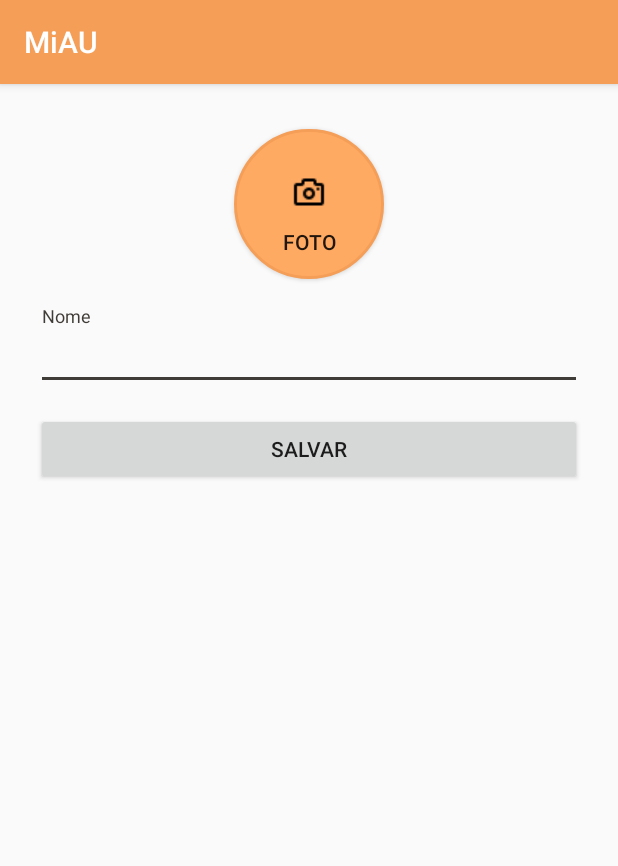
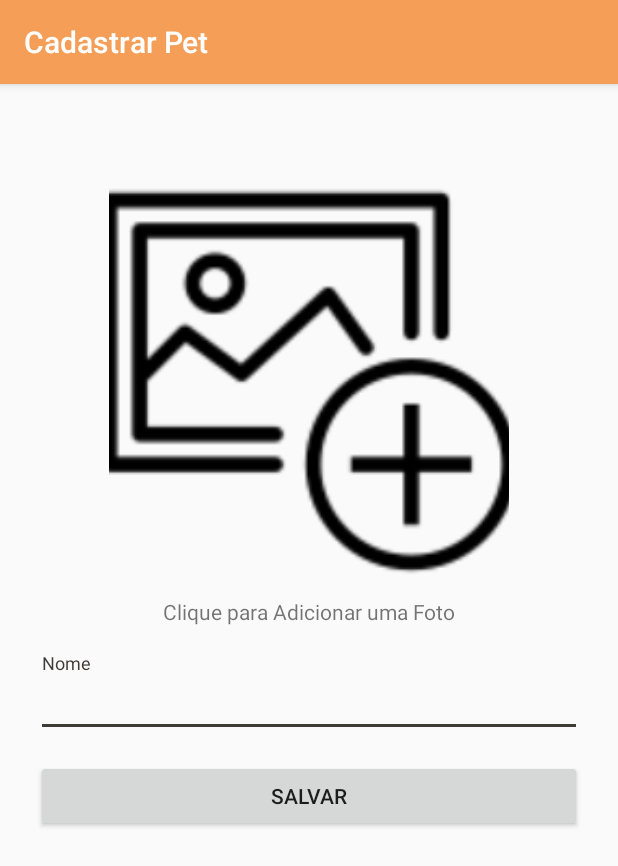
Before and after one commit to Pekorishia/MeuPET-APP, an Android app: the RegisterPetActivity screen opened directly, with no data from a screen before it, on a phone screen of 412 x 824 dp. Shown: the top 866 px of the screen. Run offline under Robolectric (Android 15) with nearby library versions, the phone set to English and light mode, and no system bars; our stand-ins replace Firebase (no records; nobody signed in at launch, a user with empty details on screens opened directly).

Commit message:
Added photo picking at the pet register activity

```diff
--- a/MeuPET/app/src/debug/res/values/google_maps_api.xml
+++ b/MeuPET/app/src/debug/res/values/google_maps_api.xml
@@ -20,5 +20,5 @@
     Once you have your key (it starts with "AIza"), replace the "google_maps_key"
     string in this file.
     -->
-    <string name="google_maps_key" templateMergeStrategy="preserve" translatable="false">AIzaSyB331jtHuAXVEPyNIyIbZE3U6r_8A05eCk</string>
+    <string name="google_maps_key" templateMergeStrategy="preserve" translatable="false">AIzaSyB20zgFw_9kYDuP17-pWM_f_JkGhRfcYnE</string>
 </resources>
--- a/MeuPET/app/src/main/res/layout/activity_register_pet.xml
+++ b/MeuPET/app/src/main/res/layout/activity_register_pet.xml
@@ -13,18 +13,37 @@
         android:paddingLeft="24dp"
         android:paddingRight="24dp">
 
-        <android.support.v7.widget.AppCompatButton
-            android:id="@+id/btPetImage"
-            android:layout_width="100dp"
-            android:layout_height="100dp"
+        <!--<android.support.v7.widget.AppCompatButton-->
+            <!--android:id="@+id/btPetImage"-->
+            <!--android:layout_width="100dp"-->
+            <!--android:layout_height="100dp"-->
+            <!--android:layout_marginTop="10dp"-->
+            <!--android:layout_marginBottom="10dp"-->
+            <!--android:layout_gravity="center"-->
+            <!--android:paddingTop="30dp"-->
+            <!--android:onClick="onImageButtonClick"-->
+            <!--android:background="@drawable/circle"-->
+            <!--android:drawableTop="@drawable/camera_icon"-->
+            <!--android:text="@string/pet_image_button_text"/>-->
+
+        <ImageView
+            android:id="@+id/ivPetPhoto"
+            android:layout_width="400px"
+            android:layout_height="460px"
             android:layout_marginTop="10dp"
-            android:layout_marginBottom="10dp"
+            android:layout_marginBottom="5dp"
             android:layout_gravity="center"
             android:paddingTop="30dp"
-            android:onClick="onImageButtonClick"
-            android:background="@drawable/circle"
-            android:drawableTop="@drawable/camera_icon"
-            android:text="@string/pet_image_button_text"/>
+            android:scaleType="centerCrop"
+            android:onClick="onPetPhotoClick"/>
+
+        <TextView
+            android:id="@+id/textView"
+            android:layout_width="match_parent"
+            android:layout_height="wrap_content"
+            android:gravity="center"
+            android:layout_marginBottom="10dp"
+            android:text="@string/pet_register_add_photo" />
 
         <android.support.design.widget.TextInputLayout
             android:layout_width="match_parent"
--- a/MeuPET/app/src/main/res/values/strings.xml
+++ b/MeuPET/app/src/main/res/values/strings.xml
@@ -75,7 +75,10 @@
     </array>
 
     <!--Register Pet-->
+    <string name="pet_register_title">Cadastrar Pet</string>
+    <string name="pet_register_add_photo">Clique para Adicionar uma Foto</string>
     <string name="pet_register_bt_text">Salvar</string>
+    <string name="pet_register_breed_text">Raça</string>
     <string name="pet_register_error">Erro ao Cadastrar</string>
 
     <!--Pet Edit Menu-->
```
Also changed, not shown: MeuPET/app/src/main/AndroidManifest.xml (+7 -2 lines), MeuPET/app/src/main/java/com/fepa/meupet/control/adapter/PetItemAdapter.java (+7 -1 lines), MeuPET/app/src/main/java/com/fepa/meupet/model/agent/pet/Pet.java (+5 -5 lines), MeuPET/app/src/main/java/com/fepa/meupet/view/activity/RegisterPetActivity.java (+59 -13 lines), MeuPET/app/src/main/res/drawable/add_photo.png (added).
